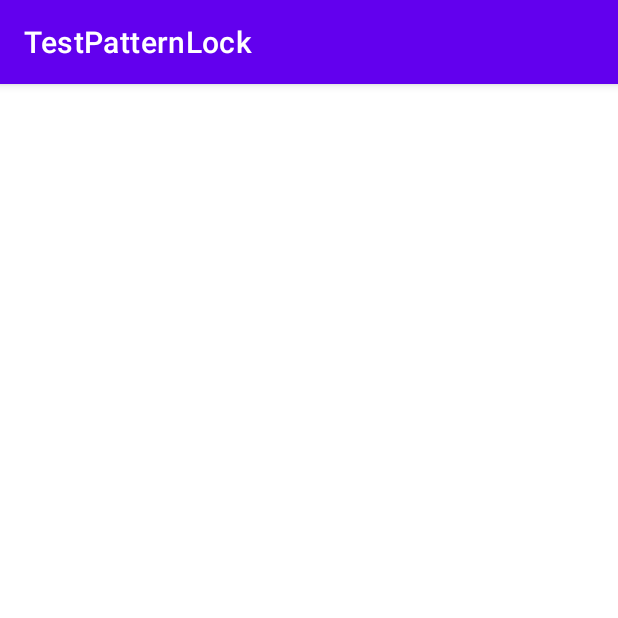
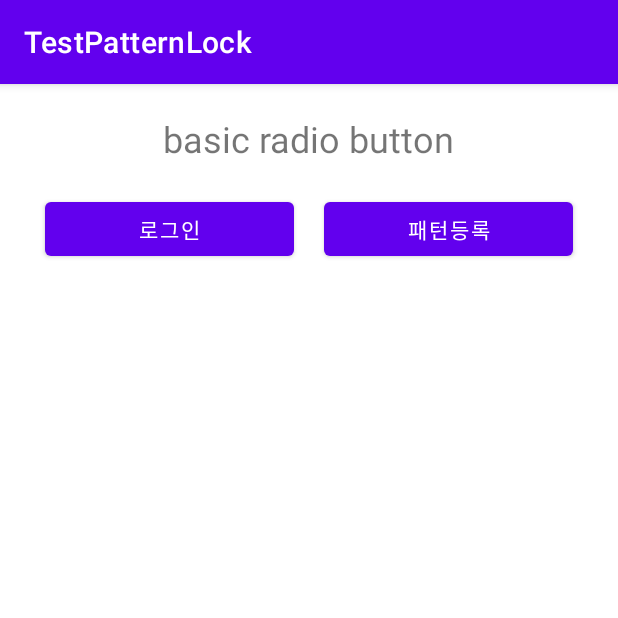
Before and after one commit to jin-vita/test-pattern-lock, an Android app: the screen it shows after launch (MainActivity), on a phone screen of 412 x 824 dp, the top half of it. Run offline under Robolectric (Android 15) with nearby library versions, the phone set to English and light mode, and no system bars.

Commit message:
perf pattern bottom sheet fragment

```diff
--- a/app/src/main/java/com/jinvita/testpatternlock/MainActivity.kt
+++ b/app/src/main/java/com/jinvita/testpatternlock/MainActivity.kt
@@ -1,14 +1,26 @@
 package com.jinvita.testpatternlock
 
+import android.os.Bundle
 import androidx.appcompat.app.AppCompatActivity
-import android.os.Bundle
 import com.jinvita.testpatternlock.databinding.ActivityMainBinding
 
 class MainActivity : AppCompatActivity() {
-    lateinit var binding: ActivityMainBinding
+    private lateinit var binding: ActivityMainBinding
+    private lateinit var bottomFragment: PatternFragment
     override fun onCreate(savedInstanceState: Bundle?) {
         super.onCreate(savedInstanceState)
         binding = ActivityMainBinding.inflate(layoutInflater)
         setContentView(binding.root)
+
+        with(binding) {
+            btnLogin.setOnClickListener { showPatternBottomSheet() }
+            btnRegister.setOnClickListener { }
+        }
+    }
+
+    private fun showPatternBottomSheet() {
+        if (::bottomFragment.isInitialized) bottomFragment.dismiss()
+        bottomFragment = PatternFragment()
+        bottomFragment.show(supportFragmentManager, bottomFragment.tag)
     }
 }
--- /dev/null
+++ b/app/src/main/res/anim/cycles.xml
@@ -0,0 +1,3 @@
+<?xml version="1.0" encoding="utf-8"?>
+<cycleInterpolator xmlns:android="http://schemas.android.com/apk/res/android"
+                   android:cycles="4"/>
--- /dev/null
+++ b/app/src/main/res/anim/shake.xml
@@ -0,0 +1,6 @@
+<?xml version="1.0" encoding="utf-8"?>
+<translate xmlns:android="http://schemas.android.com/apk/res/android"
+           android:duration="600"
+           android:fromXDelta="0"
+           android:interpolator="@anim/cycles"
+           android:toXDelta="10"/>
--- a/app/src/main/res/layout/activity_main.xml
+++ b/app/src/main/res/layout/activity_main.xml
@@ -1,18 +1,48 @@
 <?xml version="1.0" encoding="utf-8"?>
-<androidx.constraintlayout.widget.ConstraintLayout
+<LinearLayout
         xmlns:android="http://schemas.android.com/apk/res/android"
         xmlns:tools="http://schemas.android.com/tools"
-        xmlns:app="http://schemas.android.com/apk/res-auto"
         android:layout_width="match_parent"
         android:layout_height="match_parent"
-        tools:context=".MainActivity">
+        android:gravity="center_horizontal"
+        android:paddingHorizontal="20dp"
+        tools:context=".MainActivity" android:orientation="vertical">
+
+    <View
+            android:layout_width="match_parent"
+            android:layout_height="20dp"/>
+
     <TextView
+            android:id="@+id/text_title"
             android:layout_width="wrap_content"
             android:layout_height="wrap_content"
-            android:text="Hello World!"
-            app:layout_constraintBottom_toBottomOf="parent"
-            app:layout_constraintStart_toStartOf="parent"
-            app:layout_constraintEnd_toEndOf="parent"
-            app:layout_constraintTop_toTopOf="parent"/>
+            android:textSize="24sp"
+            android:text="basic radio button"/>
 
-</androidx.constraintlayout.widget.ConstraintLayout>
+    <View
+            android:layout_width="match_parent"
+            android:layout_height="10dp"/>
+
+    <LinearLayout
+            android:layout_width="match_parent"
+            android:layout_height="wrap_content"
+            android:orientation="horizontal">
+
+        <Button
+                android:id="@+id/btn_login"
+                android:layout_width="0dp"
+                android:layout_height="wrap_content"
+                android:layout_weight="1"
+                android:layout_margin="10dp"
+                android:text="로그인"/>
+
+        <Button
+                android:id="@+id/btn_register"
+                android:layout_width="0dp"
+                android:layout_height="wrap_content"
+                android:layout_weight="1"
+                android:layout_margin="10dp"
+                android:text="패턴등록"/>
+
+    </LinearLayout>
+</LinearLayout>
--- a/app/src/main/res/values/strings.xml
+++ b/app/src/main/res/values/strings.xml
@@ -1,3 +1,5 @@
 <resources>
     <string name="app_name">TestPatternLock</string>
+    <!-- TODO: Remove or change this placeholder text -->
+    <string name="hello_blank_fragment">Hello blank fragment</string>
 </resources>
```
Also changed, not shown: app/src/main/java/com/jinvita/testpatternlock/PatternFragment.kt (added, +80 -0 lines), app/src/main/res/drawable/background3.xml (added, +7 -0 lines), app/src/main/res/layout/fragment_pattern.xml (added, +148 -0 lines), app/src/main/res/values/themes.xml (+10 -1 lines).
